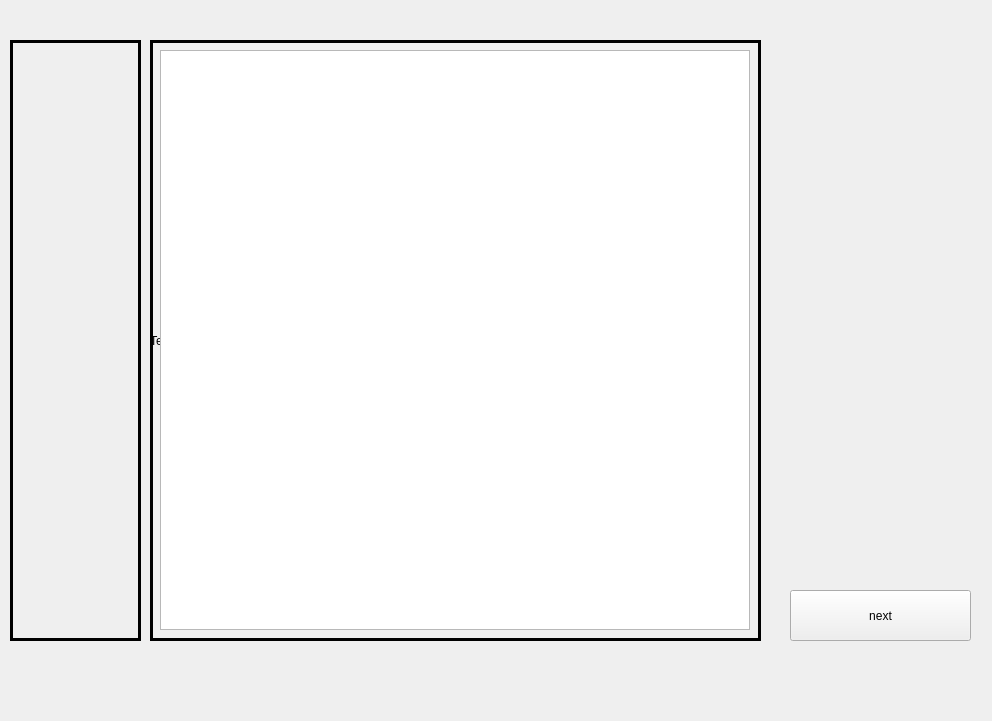
This is s3Cooking.ui in ReneeTong/a8-edu-app as Qt 5 draws it before an edit. The edited form follows.
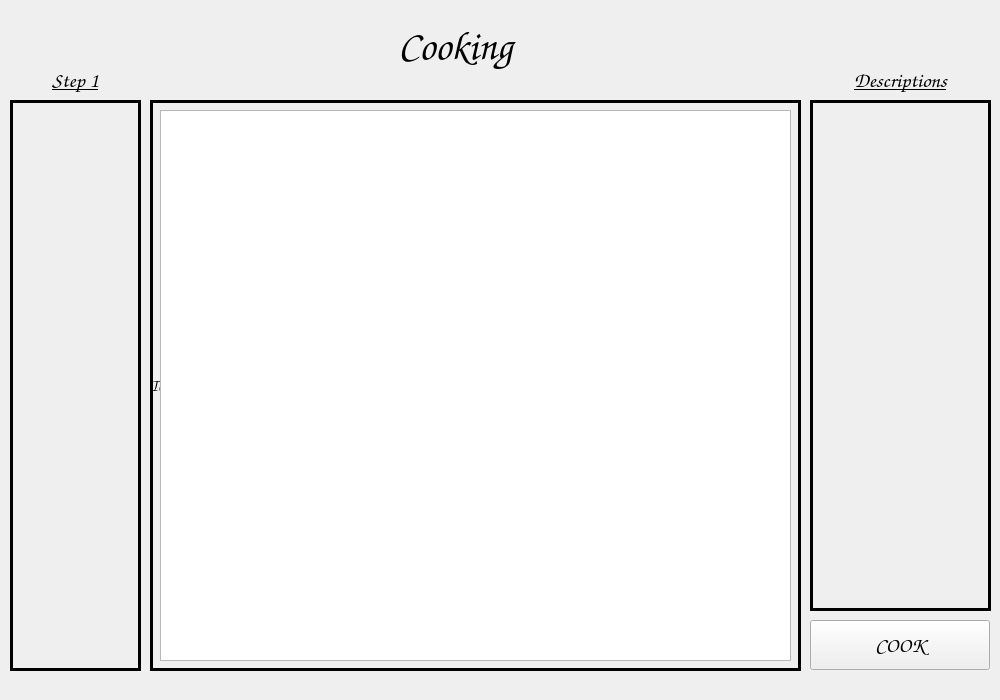
This is the edited form. Custom widgets are drawn as their Qt base class.

Commit message: Delete enum STEP -> use int instead (start at 1), create connection for s2,s3 and Model

```diff
--- a/s3Cooking.ui
+++ b/s3Cooking.ui
@@ -6,10 +6,17 @@
    <rect>
     <x>0</x>
     <y>0</y>
-    <width>992</width>
-    <height>721</height>
+    <width>1000</width>
+    <height>700</height>
    </rect>
   </property>
+  <property name="font">
+   <font>
+    <family>Comic Sans MS</family>
+    <pointsize>12</pointsize>
+    <bold>false</bold>
+   </font>
+  </property>
   <property name="windowTitle">
    <string>Form</string>
   </property>
@@ -17,9 +24,9 @@
    <property name="geometry">
     <rect>
      <x>150</x>
-     <y>40</y>
-     <width>611</width>
-     <height>601</height>
+     <y>100</y>
+     <width>651</width>
+     <height>571</height>
     </rect>
    </property>
    <property name="frameShape">
@@ -36,50 +43,31 @@
      <rect>
       <x>0</x>
       <y>0</y>
-      <width>611</width>
-      <height>601</height>
+      <width>641</width>
+      <height>571</height>
      </rect>
     </property>
     <property name="text">
      <string>TextLabel</string>
     </property>
    </widget>
-   <widget class="simulations" name="widget" native="true">
-    <property name="geometry">
-     <rect>
-      <x>0</x>
-      <y>0</y>
-      <width>611</width>
-      <height>601</height>
-     </rect>
-    </property>
-    <widget class="DragAndDropGraphicsView" name="graphicsView">
-     <property name="geometry">
-      <rect>
-       <x>10</x>
-       <y>10</y>
-       <width>590</width>
-       <height>580</height>
-      </rect>
-     </property>
-     <property name="sizePolicy">
-      <sizepolicy hsizetype="Fixed" vsizetype="Fixed">
-       <horstretch>0</horstretch>
-       <verstretch>0</verstretch>
-      </sizepolicy>
-     </property>
-    </widget>
-   </widget>
   </widget>
   <widget class="QFrame" name="leftFrame">
    <property name="geometry">
     <rect>
      <x>10</x>
-     <y>40</y>
+     <y>100</y>
      <width>131</width>
-     <height>601</height>
+     <height>571</height>
     </rect>
    </property>
+   <property name="font">
+    <font>
+     <family>Comic Sans MS</family>
+     <pointsize>12</pointsize>
+     <bold>false</bold>
+    </font>
+   </property>
    <property name="frameShape">
     <enum>QFrame::Panel</enum>
    </property>
@@ -93,14 +81,154 @@
   <widget class="QPushButton" name="nextBtn">
    <property name="geometry">
     <rect>
-     <x>790</x>
-     <y>590</y>
+     <x>810</x>
+     <y>620</y>
+     <width>180</width>
+     <height>50</height>
+    </rect>
+   </property>
+   <property name="font">
+    <font>
+     <family>Comic Sans MS</family>
+     <pointsize>16</pointsize>
+     <bold>true</bold>
+    </font>
+   </property>
+   <property name="text">
+    <string>COOK</string>
+   </property>
+  </widget>
+  <widget class="simulations" name="widget" native="true">
+   <property name="geometry">
+    <rect>
+     <x>150</x>
+     <y>110</y>
+     <width>641</width>
+     <height>601</height>
+    </rect>
+   </property>
+   <widget class="DragAndDropGraphicsView" name="graphicsView">
+    <property name="geometry">
+     <rect>
+      <x>10</x>
+      <y>0</y>
+      <width>631</width>
+      <height>551</height>
+     </rect>
+    </property>
+    <property name="sizePolicy">
+     <sizepolicy hsizetype="Fixed" vsizetype="Fixed">
+      <horstretch>0</horstretch>
+      <verstretch>0</verstretch>
+     </sizepolicy>
+    </property>
+    <property name="font">
+     <font>
+      <family>Comic Sans MS</family>
+      <pointsize>12</pointsize>
+      <italic>false</italic>
+      <bold>false</bold>
+     </font>
+    </property>
+   </widget>
+  </widget>
+  <widget class="QLabel" name="label">
+   <property name="geometry">
+    <rect>
+     <x>150</x>
+     <y>10</y>
+     <width>611</width>
+     <height>71</height>
+    </rect>
+   </property>
+   <property name="font">
+    <font>
+     <family>Comic Sans MS</family>
+     <pointsize>30</pointsize>
+     <italic>false</italic>
+     <bold>true</bold>
+     <underline>false</underline>
+    </font>
+   </property>
+   <property name="text">
+    <string>Cooking</string>
+   </property>
+   <property name="alignment">
+    <set>Qt::AlignCenter</set>
+   </property>
+  </widget>
+  <widget class="QFrame" name="rightFrame">
+   <property name="geometry">
+    <rect>
+     <x>810</x>
+     <y>100</y>
      <width>181</width>
-     <height>51</height>
+     <height>511</height>
     </rect>
    </property>
+   <property name="font">
+    <font>
+     <family>Comic Sans MS</family>
+     <pointsize>12</pointsize>
+     <bold>false</bold>
+    </font>
+   </property>
+   <property name="frameShape">
+    <enum>QFrame::Panel</enum>
+   </property>
+   <property name="frameShadow">
+    <enum>QFrame::Plain</enum>
+   </property>
+   <property name="lineWidth">
+    <number>3</number>
+   </property>
+  </widget>
+  <widget class="QLabel" name="labelStep">
+   <property name="geometry">
+    <rect>
+     <x>10</x>
+     <y>60</y>
+     <width>131</width>
+     <height>41</height>
+    </rect>
+   </property>
+   <property name="font">
+    <font>
+     <family>Comic Sans MS</family>
+     <pointsize>16</pointsize>
+     <bold>true</bold>
+     <underline>true</underline>
+    </font>
+   </property>
    <property name="text">
-    <string>next</string>
+    <string>Step 1</string>
+   </property>
+   <property name="alignment">
+    <set>Qt::AlignCenter</set>
+   </property>
+  </widget>
+  <widget class="QLabel" name="labelStep_2">
+   <property name="geometry">
+    <rect>
+     <x>810</x>
+     <y>60</y>
+     <width>181</width>
+     <height>41</height>
+    </rect>
+   </property>
+   <property name="font">
+    <font>
+     <family>Comic Sans MS</family>
+     <pointsize>16</pointsize>
+     <bold>true</bold>
+     <underline>true</underline>
+    </font>
+   </property>
+   <property name="text">
+    <string>Descriptions</string>
+   </property>
+   <property name="alignment">
+    <set>Qt::AlignCenter</set>
    </property>
   </widget>
  </widget>
```
The commit also changes 17 other files.
